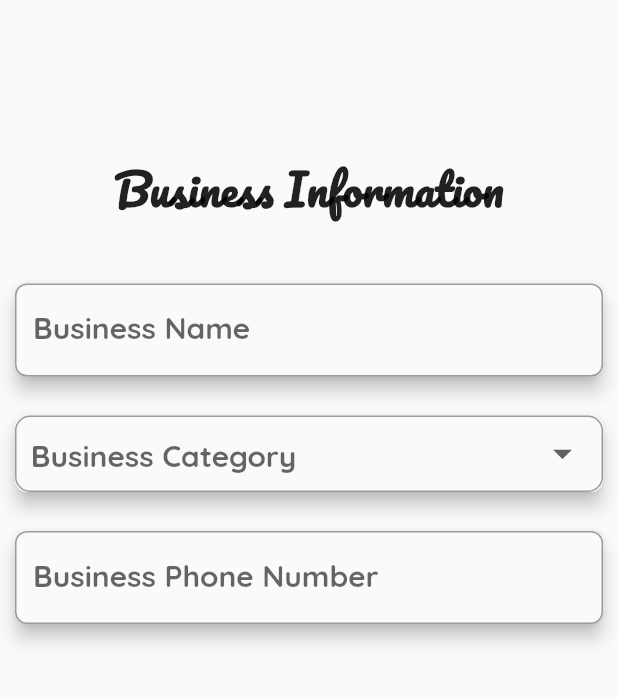
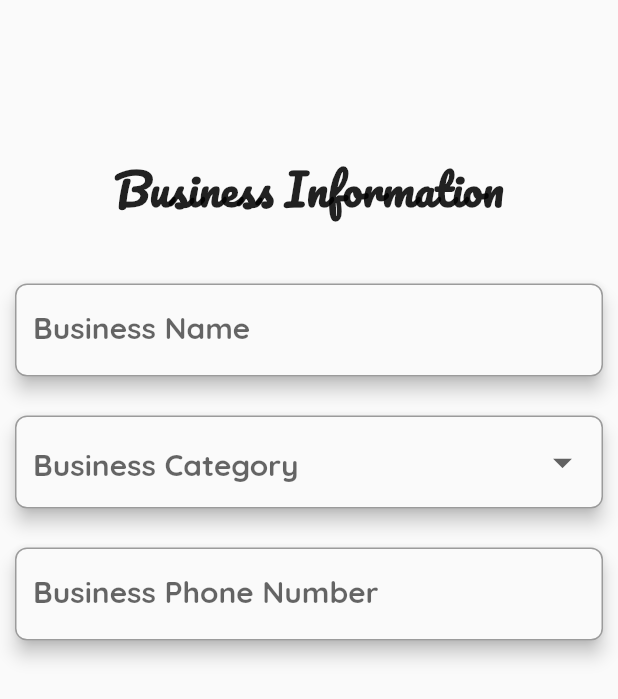
Before and after one commit to awandres/tradegrounds, a Flutter app: the SignupStep2 widget shown alone on an empty page, opened directly, on a phone screen of 412 x 824 dp. Shown: the top 699 px of the screen. Run offline on Flutter 3.47's test engine with Material 2 defaults, Android fonts, the phone set to English and light mode, and no system bars; our stand-ins replace cloud_firestore, firebase_auth, percent_indicator, shared_preferences; missing offline and left inert: latlng; accounts and stored records are empty.

Commit message:
changed dropdown styling

```diff
--- a/packages/authentication/lib/widgets/FunctionalWidgets/signup_step_2.dart
+++ b/packages/authentication/lib/widgets/FunctionalWidgets/signup_step_2.dart
@@ -67,11 +67,12 @@ class _SignupStep2State extends State<SignupStep2> {
                 signupService.changeBusinessCategory(value),
               },
               decoration: InputDecoration(
-                isDense: true,
-                contentPadding: const EdgeInsets.all(10.5),
+                // isDense: true,
+                contentPadding:
+                    const EdgeInsets.symmetric(horizontal: 12, vertical: 16),
                 border: OutlineInputBorder(
                   borderRadius: const BorderRadius.all(
-                    const Radius.circular(10.0),
+                    const Radius.circular(8.0),
                   ),
                 ),
               ),
```
